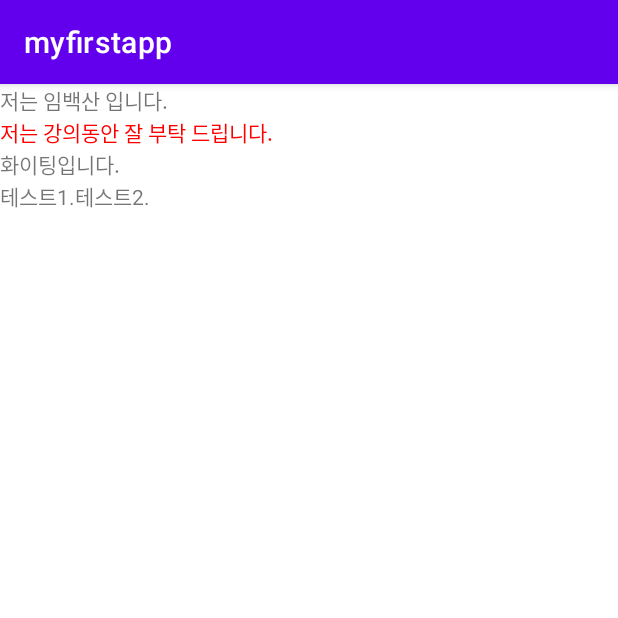
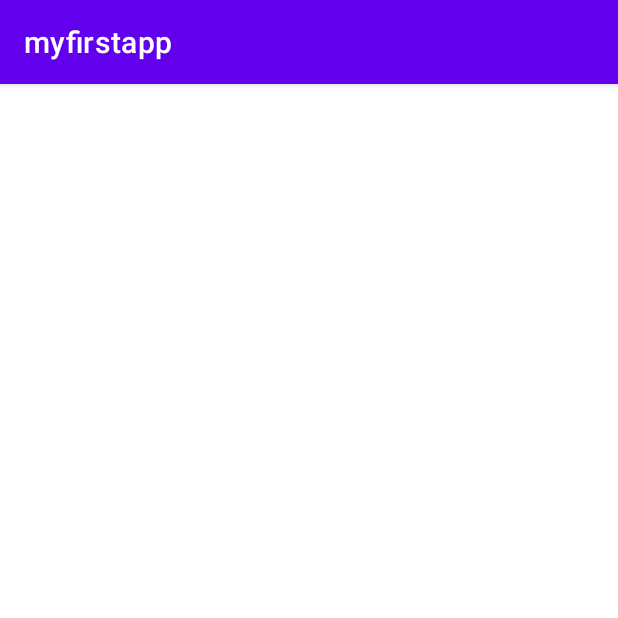
Before and after one commit to LIM-BAEK-SAN/limbs_20220516, an Android app: the screen it shows after launch (MainActivity), on a phone screen of 412 x 824 dp, the top half of it. Run offline under Robolectric (Android 15) with nearby library versions, the phone set to English and light mode, and no system bars.

Commit message:
화면 기본 구조 설정

```diff
--- a/app/src/main/res/layout/activity_main.xml
+++ b/app/src/main/res/layout/activity_main.xml
@@ -7,40 +7,5 @@
     android:orientation="vertical"
     tools:context=".MainActivity">
 
-    <TextView
-        android:layout_width="wrap_content"
-        android:layout_height="wrap_content"
-        android:text="저는 임백산 입니다."
-        android:textSize="14sp" />
-
-    <TextView
-        android:layout_width="wrap_content"
-        android:layout_height="wrap_content"
-        android:text="저는 강의동안 잘 부탁 드립니다."
-        android:textColor="#FF0000" />
-
-    <TextView
-        android:layout_width="wrap_content"
-        android:layout_height="wrap_content"
-        android:text="화이팅입니다." />
-
-    <LinearLayout
-        android:layout_width="wrap_content"
-        android:layout_height="wrap_content"
-        android:orientation="horizontal">
-
-        <TextView
-            android:layout_width="wrap_content"
-            android:layout_height="wrap_content"
-            android:text="테스트1." />
-
-
-        <TextView
-            android:layout_width="wrap_content"
-            android:layout_height="wrap_content"
-            android:text="테스트2." />
-
-    </LinearLayout>
-
 
 </LinearLayout>
```
